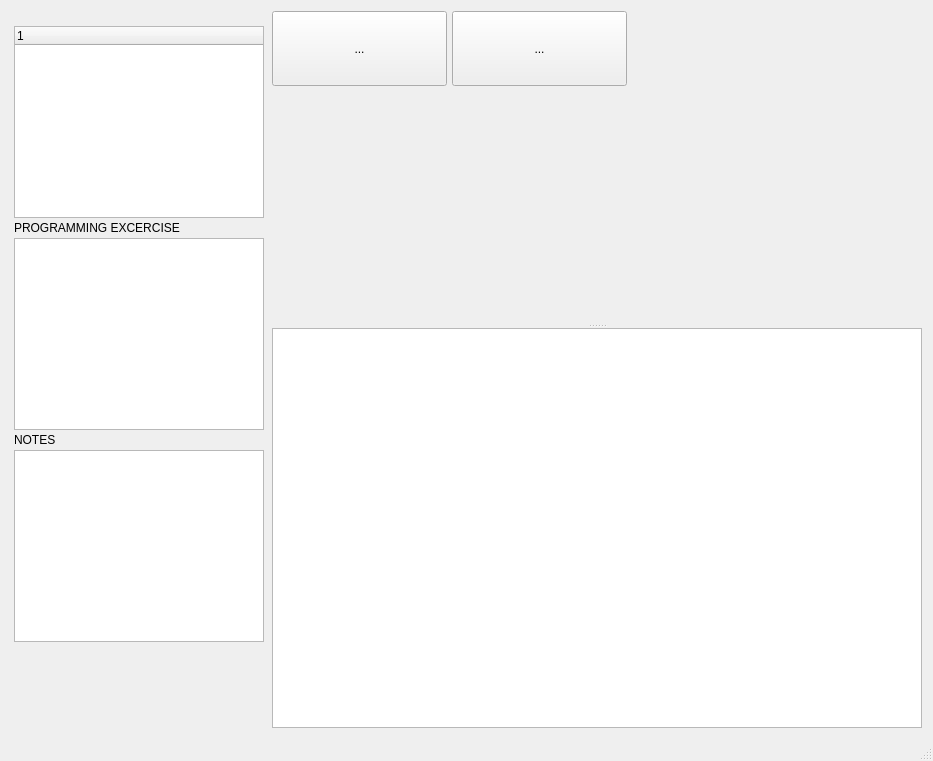
This is mainwindow.ui in ricardogang/CoderWatch as Qt 5 draws it before an edit. The edited form follows.
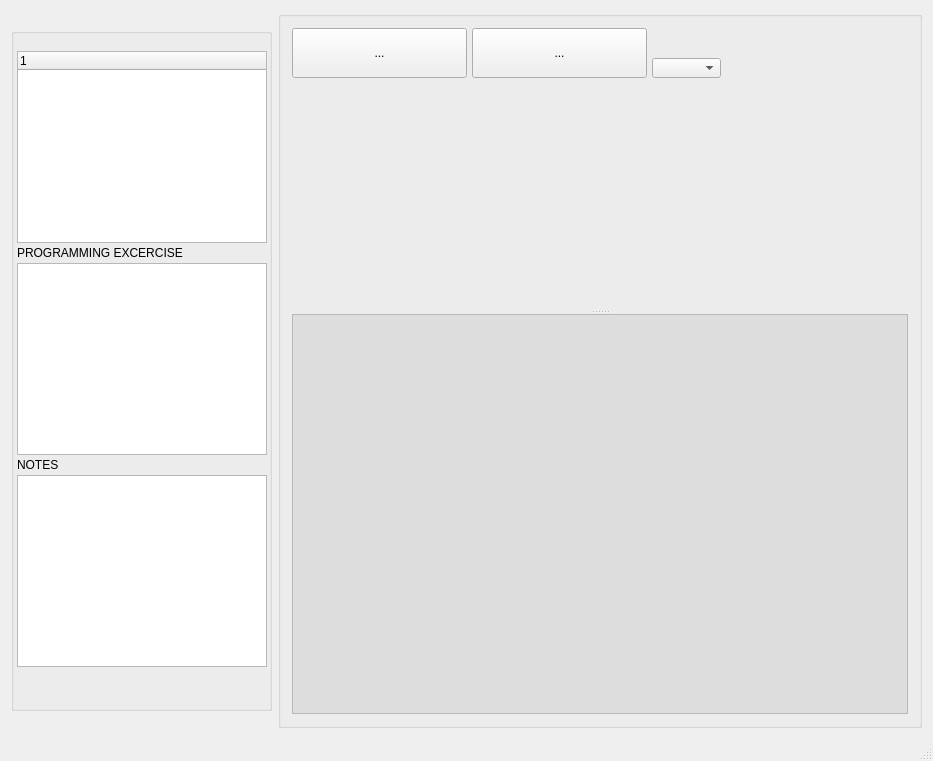
This is the edited form. Icons and pictures are not drawn.

Commit message: Size improvements, font combo in the works..

The edit to the form file:
```diff
--- a/mainwindow.ui
+++ b/mainwindow.ui
@@ -30,24 +30,31 @@
     <item>
      <layout class="QHBoxLayout" name="horizontalLayout">
       <item>
+       <widget class="QGroupBox" name="groupBox">
+        <property name="maximumSize">
+         <size>
+          <width>270</width>
+          <height>16777215</height>
+         </size>
+        </property>
        <layout class="QVBoxLayout" name="verticalLayout">
         <property name="spacing">
          <number>3</number>
         </property>
         <property name="sizeConstraint">
-         <enum>QLayout::SetMinAndMaxSize</enum>
+          <enum>QLayout::SetFixedSize</enum>
         </property>
         <property name="leftMargin">
          <number>3</number>
         </property>
         <property name="topMargin">
-         <number>15</number>
+          <number>17</number>
         </property>
         <property name="rightMargin">
          <number>2</number>
         </property>
         <property name="bottomMargin">
-         <number>0</number>
+          <number>1</number>
         </property>
         <item>
          <widget class="QTreeWidget" name="treeOutline">
@@ -72,6 +79,12 @@
         </item>
         <item>
          <widget class="QLabel" name="lblExcercise">
+           <property name="sizePolicy">
+            <sizepolicy hsizetype="Fixed" vsizetype="Fixed">
+             <horstretch>0</horstretch>
+             <verstretch>0</verstretch>
+            </sizepolicy>
+           </property>
           <property name="text">
            <string>PROGRAMMING EXCERCISE</string>
           </property>
@@ -98,6 +111,12 @@
         </item>
         <item>
          <widget class="QLabel" name="lblNotes">
+           <property name="sizePolicy">
+            <sizepolicy hsizetype="Fixed" vsizetype="Fixed">
+             <horstretch>0</horstretch>
+             <verstretch>0</verstretch>
+            </sizepolicy>
+           </property>
           <property name="text">
            <string>NOTES</string>
           </property>
@@ -133,13 +152,15 @@
          </spacer>
         </item>
        </layout>
+       </widget>
       </item>
       <item>
+       <widget class="QGroupBox" name="groupBox">
        <layout class="QVBoxLayout" name="verticalLayout_4">
         <item>
          <widget class="QWidget" name="widget" native="true">
           <property name="sizePolicy">
-           <sizepolicy hsizetype="Expanding" vsizetype="Fixed">
+            <sizepolicy hsizetype="Expanding" vsizetype="Minimum">
             <horstretch>0</horstretch>
             <verstretch>0</verstretch>
            </sizepolicy>
@@ -147,13 +168,13 @@
           <property name="minimumSize">
            <size>
             <width>0</width>
-            <height>100</height>
+             <height>50</height>
            </size>
           </property>
           <property name="maximumSize">
            <size>
             <width>16777215</width>
-            <height>100</height>
+             <height>50</height>
            </size>
           </property>
           <widget class="QToolButton" name="btnRun">
@@ -162,25 +183,25 @@
              <x>180</x>
              <y>0</y>
              <width>175</width>
-             <height>75</height>
+              <height>50</height>
             </rect>
            </property>
            <property name="sizePolicy">
-            <sizepolicy hsizetype="Fixed" vsizetype="Fixed">
-             <horstretch>2</horstretch>
-             <verstretch>2</verstretch>
+             <sizepolicy hsizetype="Minimum" vsizetype="Minimum">
+              <horstretch>1</horstretch>
+              <verstretch>1</verstretch>
             </sizepolicy>
            </property>
            <property name="minimumSize">
             <size>
              <width>175</width>
-             <height>75</height>
+              <height>50</height>
             </size>
            </property>
            <property name="maximumSize">
             <size>
              <width>175</width>
-             <height>75</height>
+              <height>50</height>
             </size>
            </property>
            <property name="text">
@@ -202,19 +223,25 @@
              <x>0</x>
              <y>0</y>
              <width>175</width>
-             <height>75</height>
-            </rect>
-           </property>
+              <height>50</height>
+             </rect>
+            </property>
+            <property name="sizePolicy">
+             <sizepolicy hsizetype="Minimum" vsizetype="Minimum">
+              <horstretch>1</horstretch>
+              <verstretch>1</verstretch>
+             </sizepolicy>
+            </property>
            <property name="minimumSize">
             <size>
              <width>175</width>
-             <height>75</height>
+              <height>50</height>
             </size>
            </property>
            <property name="maximumSize">
             <size>
              <width>175</width>
-             <height>75</height>
+              <height>50</height>
             </size>
            </property>
            <property name="text">
@@ -230,6 +257,22 @@
             <enum>Qt::ToolButtonTextBesideIcon</enum>
            </property>
           </widget>
+           <widget class="QComboBox" name="cmbFontSize">
+            <property name="geometry">
+             <rect>
+              <x>360</x>
+              <y>30</y>
+              <width>69</width>
+              <height>20</height>
+             </rect>
+            </property>
+            <property name="sizePolicy">
+             <sizepolicy hsizetype="Fixed" vsizetype="Fixed">
+              <horstretch>0</horstretch>
+              <verstretch>0</verstretch>
+             </sizepolicy>
+            </property>
+           </widget>
          </widget>
         </item>
         <item>
@@ -237,7 +280,7 @@
           <property name="orientation">
            <enum>Qt::Vertical</enum>
           </property>
-          <widget class="QWidget" name="">
+           <widget class="QWidget" name="layoutWidget">
            <layout class="QVBoxLayout" name="layoutCode"/>
           </widget>
           <widget class="QTextEdit" name="txtConsole">
@@ -247,10 +290,113 @@
              <height>400</height>
             </size>
            </property>
+            <property name="palette">
+             <palette>
+              <active>
+               <colorrole role="WindowText">
+                <brush brushstyle="SolidPattern">
+                 <color alpha="255">
+                  <red>255</red>
+                  <green>255</green>
+                  <blue>255</blue>
+                 </color>
+                </brush>
+               </colorrole>
+               <colorrole role="Text">
+                <brush brushstyle="SolidPattern">
+                 <color alpha="255">
+                  <red>0</red>
+                  <green>0</green>
+                  <blue>0</blue>
+                 </color>
+                </brush>
+               </colorrole>
+               <colorrole role="Base">
+                <brush brushstyle="SolidPattern">
+                 <color alpha="255">
+                  <red>221</red>
+                  <green>221</green>
+                  <blue>221</blue>
+                 </color>
+                </brush>
+               </colorrole>
+              </active>
+              <inactive>
+               <colorrole role="WindowText">
+                <brush brushstyle="SolidPattern">
+                 <color alpha="255">
+                  <red>255</red>
+                  <green>255</green>
+                  <blue>255</blue>
+                 </color>
+                </brush>
+               </colorrole>
+               <colorrole role="Text">
+                <brush brushstyle="SolidPattern">
+                 <color alpha="255">
+                  <red>0</red>
+                  <green>0</green>
+                  <blue>0</blue>
+                 </color>
+                </brush>
+               </colorrole>
+               <colorrole role="Base">
+                <brush brushstyle="SolidPattern">
+                 <color alpha="255">
+                  <red>221</red>
+                  <green>221</green>
+                  <blue>221</blue>
+                 </color>
+                </brush>
+               </colorrole>
+              </inactive>
+              <disabled>
+               <colorrole role="WindowText">
+                <brush brushstyle="SolidPattern">
+                 <color alpha="255">
+                  <red>120</red>
+                  <green>120</green>
+                  <blue>120</blue>
+                 </color>
+                </brush>
+               </colorrole>
+               <colorrole role="Text">
+                <brush brushstyle="SolidPattern">
+                 <color alpha="255">
+                  <red>120</red>
+                  <green>120</green>
+                  <blue>120</blue>
+                 </color>
+                </brush>
+               </colorrole>
+               <colorrole role="Base">
+                <brush brushstyle="SolidPattern">
+                 <color alpha="255">
+                  <red>240</red>
+                  <green>240</green>
+                  <blue>240</blue>
+                 </color>
+                </brush>
+               </colorrole>
+              </disabled>
+             </palette>
+            </property>
+            <property name="font">
+             <font>
+              <pointsize>11</pointsize>
+             </font>
+            </property>
+            <property name="cursor" stdset="0">
+             <cursorShape>IBeamCursor</cursorShape>
+            </property>
+            <property name="autoFillBackground">
+             <bool>false</bool>
+            </property>
           </widget>
          </widget>
         </item>
        </layout>
+       </widget>
       </item>
      </layout>
     </item>
```
Left out of the diff: 17 changed lines with no effect on the pictures. Lines whose indentation alone changed are shown as unchanged. The commit also changes 5 other files.
